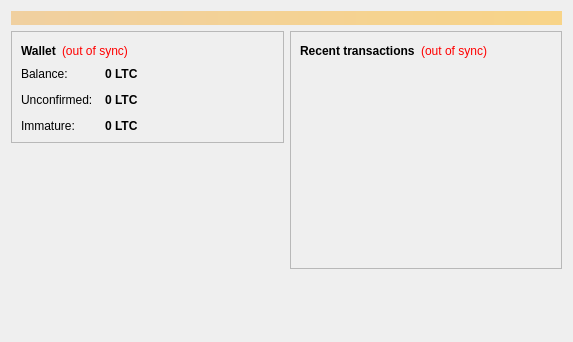
invechgroup/Invechcoin, file src/qt/forms/overviewpage.ui: the form before one commit.
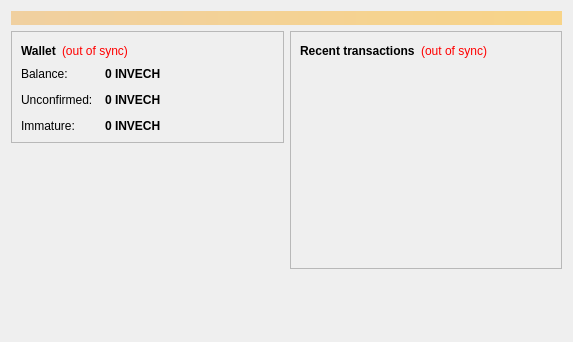
The form after the commit.

```diff
--- a/src/qt/forms/overviewpage.ui
+++ b/src/qt/forms/overviewpage.ui
@@ -122,7 +122,7 @@
                <string>Your current balance</string>
               </property>
               <property name="text">
-               <string notr="true">0 LTC</string>
+               <string notr="true">0 INVECH</string>
               </property>
               <property name="textInteractionFlags">
                <set>Qt::LinksAccessibleByMouse|Qt::TextSelectableByKeyboard|Qt::TextSelectableByMouse</set>
@@ -151,7 +151,7 @@
                <string>Total of transactions that have yet to be confirmed, and do not yet count toward the current balance</string>
               </property>
               <property name="text">
-               <string notr="true">0 LTC</string>
+               <string notr="true">0 INVECH</string>
               </property>
               <property name="textInteractionFlags">
                <set>Qt::LinksAccessibleByMouse|Qt::TextSelectableByKeyboard|Qt::TextSelectableByMouse</set>
@@ -177,7 +177,7 @@
                <string>Mined balance that has not yet matured</string>
               </property>
               <property name="text">
-               <string notr="true">0 LTC</string>
+               <string notr="true">0 INVECH</string>
               </property>
               <property name="textInteractionFlags">
                <set>Qt::LinksAccessibleByMouse|Qt::TextSelectableByKeyboard|Qt::TextSelectableByMouse</set>
```
Left out of the diff: 4 changed lines with no effect on the pictures.
